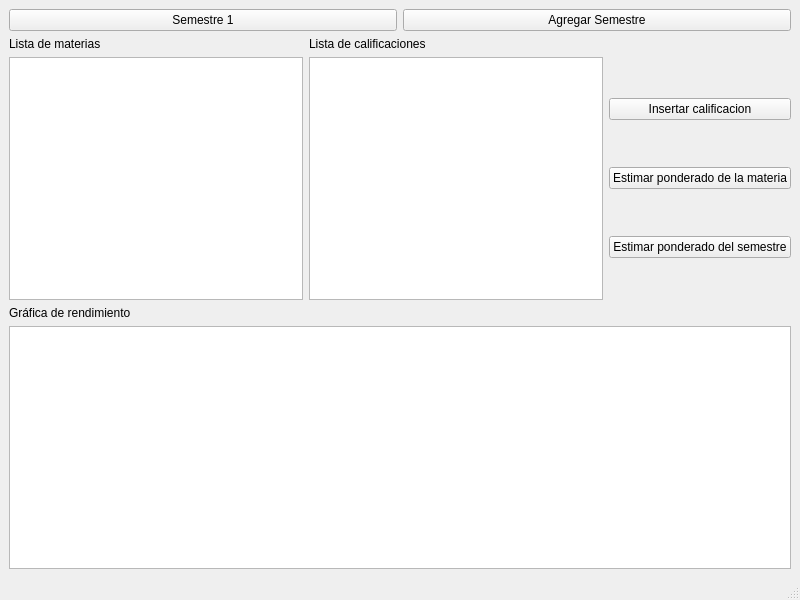
First picture: the form in Borrador/principal.ui, repository Juanpam/Semestrator, before the edit.
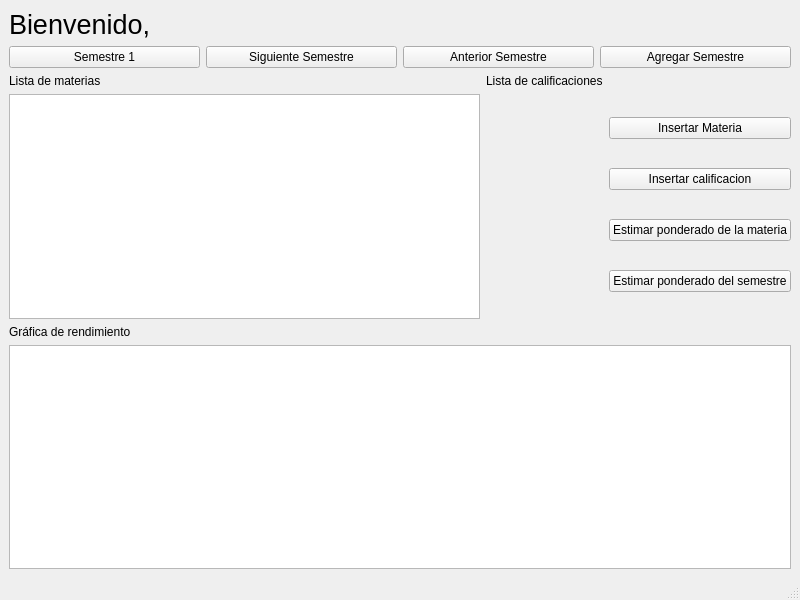
Second picture: the form after the edit.

The edit to the form file:
```diff
--- a/Borrador/principal.ui
+++ b/Borrador/principal.ui
@@ -15,46 +15,90 @@
   </property>
   <widget class="QWidget" name="centralwidget">
    <layout class="QGridLayout" name="gridLayout">
-    <item row="0" column="0" colspan="3">
-     <layout class="QHBoxLayout" name="horizontalLayout">
-      <item>
-       <widget class="QPushButton" name="Semestre">
-        <property name="text">
-         <string>Semestre 1</string>
-        </property>
-       </widget>
-      </item>
-      <item>
-       <widget class="QPushButton" name="pushButton">
-        <property name="text">
-         <string>Agregar Semestre</string>
-        </property>
-       </widget>
-      </item>
-     </layout>
-    </item>
-    <item row="1" column="0">
-     <widget class="QLabel" name="labelMaterias">
-      <property name="text">
-       <string>Lista de materias</string>
-      </property>
-     </widget>
-    </item>
-    <item row="1" column="1">
+    <item row="3" column="1">
      <widget class="QLabel" name="labelCalificaciones">
       <property name="text">
        <string>Lista de calificaciones</string>
       </property>
      </widget>
     </item>
-    <item row="2" column="0">
-     <widget class="QListView" name="ListaM"/>
+    <item row="5" column="0">
+     <widget class="QLabel" name="label">
+      <property name="text">
+       <string>Gráfica de rendimiento</string>
+      </property>
+     </widget>
     </item>
-    <item row="2" column="1">
-     <widget class="QListView" name="listaC"/>
+    <item row="6" column="0" colspan="3">
+     <widget class="QGraphicsView" name="graphicsView"/>
     </item>
-    <item row="2" column="2">
+    <item row="3" column="0">
+     <widget class="QLabel" name="labelMaterias">
+      <property name="text">
+       <string>Lista de materias</string>
+      </property>
+     </widget>
+    </item>
+    <item row="0" column="0" colspan="3">
+     <layout class="QVBoxLayout" name="verticalLayout_3">
+      <item>
+       <widget class="QLabel" name="nombreEstudiante">
+        <property name="font">
+         <font>
+          <pointsize>20</pointsize>
+         </font>
+        </property>
+        <property name="text">
+         <string>Bienvenido, </string>
+        </property>
+        <property name="textFormat">
+         <enum>Qt::AutoText</enum>
+        </property>
+       </widget>
+      </item>
+      <item>
+       <layout class="QHBoxLayout" name="horizontalLayout">
+        <item>
+         <widget class="QPushButton" name="Semestre">
+          <property name="text">
+           <string>Semestre 1</string>
+          </property>
+         </widget>
+        </item>
+        <item>
+         <widget class="QPushButton" name="siguienteSemestre">
+          <property name="text">
+           <string>Siguiente Semestre</string>
+          </property>
+         </widget>
+        </item>
+        <item>
+         <widget class="QPushButton" name="anteriorSemetre">
+          <property name="text">
+           <string>Anterior Semestre</string>
+          </property>
+         </widget>
+        </item>
+        <item>
+         <widget class="QPushButton" name="agregarSemestre">
+          <property name="text">
+           <string>Agregar Semestre</string>
+          </property>
+         </widget>
+        </item>
+       </layout>
+      </item>
+     </layout>
+    </item>
+    <item row="4" column="2">
      <layout class="QVBoxLayout" name="verticalLayout">
+      <item>
+       <widget class="QPushButton" name="InsertarM">
+        <property name="text">
+         <string>Insertar Materia</string>
+        </property>
+       </widget>
+      </item>
       <item>
        <widget class="QPushButton" name="InsertarC">
         <property name="text">
@@ -78,15 +122,8 @@
       </item>
      </layout>
     </item>
-    <item row="3" column="0">
-     <widget class="QLabel" name="label">
-      <property name="text">
-       <string>Gráfica de rendimiento</string>
-      </property>
-     </widget>
-    </item>
-    <item row="4" column="0" colspan="3">
-     <widget class="QGraphicsView" name="graphicsView"/>
+    <item row="4" column="0">
+     <widget class="QColumnView" name="columnView"/>
     </item>
    </layout>
   </widget>
```
